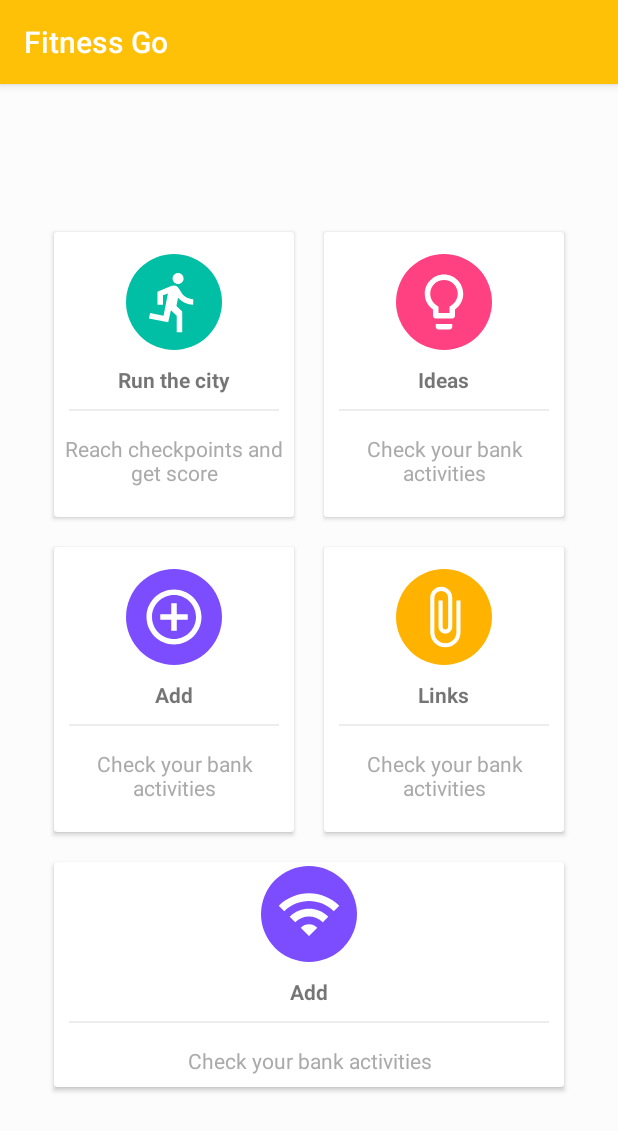
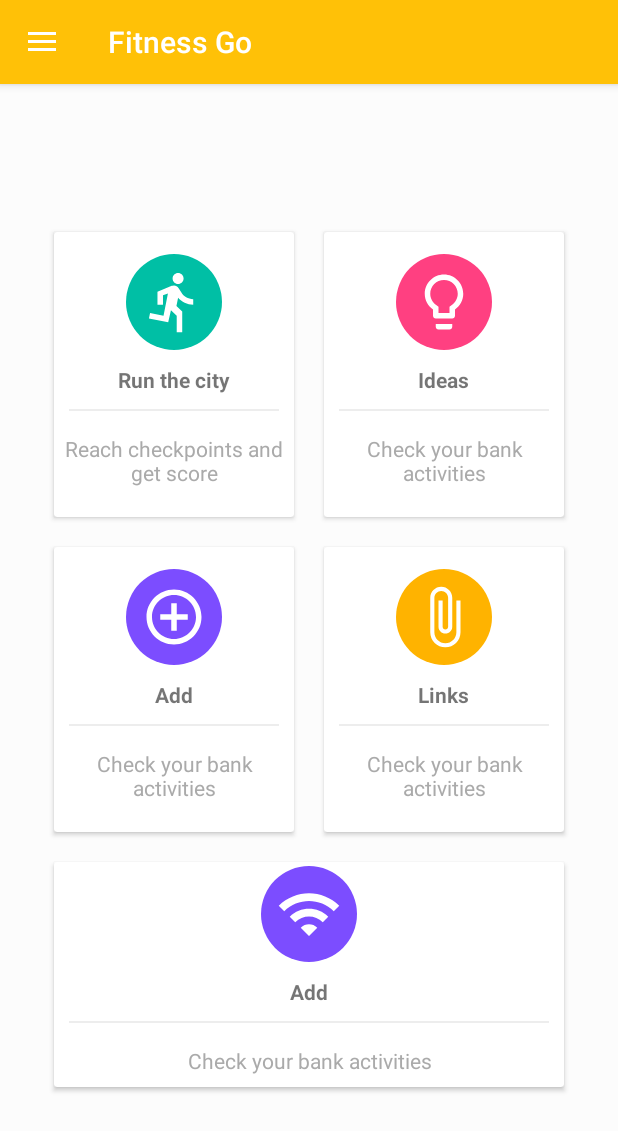
Before and after one commit to molnarjozsef/FitnessGo, an Android app: the screen it shows after launch (MainActivity), on a phone screen of 412 x 824 dp. Shown: the top 1131 px of the screen. Run offline under Robolectric (Android 15) with nearby library versions, the phone set to English and light mode, and no system bars.

Commit message:
Old Home was moved into a fragment The new mainactivity now has a navigation drawer The intent to mapactivity works

```diff
--- /dev/null
+++ b/app/src/main/java/com/jose/fitnessgo/ui/HomeFragment.kt
@@ -0,0 +1,31 @@
+package com.jose.fitnessgo.ui
+
+import android.content.Intent
+import android.os.Bundle
+import android.support.v4.app.Fragment
+import android.view.LayoutInflater
+import android.view.View
+import android.view.ViewGroup
+import com.jose.fitnessgo.R
+import kotlinx.android.synthetic.main.activity_home.*
+
+class HomeFragment : Fragment() {
+
+    override fun onCreateView(inflater: LayoutInflater, container: ViewGroup?, savedInstanceState: Bundle?): View? {
+
+        val v: View = inflater.inflate(R.layout.activity_home, container, false)
+
+        return v
+    }
+
+    override fun onStart() {
+        gameStart.setOnClickListener {
+            val intent = Intent(activity, MapsActivity::class.java)
+            startActivity(intent)
+        }
+        super.onStart()
+    }
+
+
+
+}
--- a/app/src/main/java/com/jose/fitnessgo/ui/MainActivity.kt
+++ b/app/src/main/java/com/jose/fitnessgo/ui/MainActivity.kt
@@ -8,23 +8,69 @@
 import android.os.Bundle
 import android.support.v4.app.ActivityCompat
 import android.support.v4.content.ContextCompat
+import android.support.v4.view.GravityCompat
+import android.support.v7.app.ActionBarDrawerToggle
 import android.support.v7.app.AlertDialog
 import android.support.v7.app.AppCompatActivity
 import android.support.v7.widget.Toolbar
 import android.util.Log
+import android.view.View
 import android.widget.Toast
 import com.google.android.gms.common.ConnectionResult
 import com.google.android.gms.common.GoogleApiAvailability
 import com.jose.fitnessgo.Constants.ERROR_DIALOG_REQUEST
 import com.jose.fitnessgo.Constants.PERMISSIONS_REQUEST_FINE_LOCATION
-import com.jose.fitnessgo.R
-import kotlinx.android.synthetic.main.activity_home.*
+import kotlinx.android.synthetic.main.activity_main.*
+
+
 
 class MainActivity : AppCompatActivity() {
 
 
     // Variables
     private val mLocationPermissionGranted = false
+
+    override fun onCreate(savedInstanceState: Bundle?) {
+        super.onCreate(savedInstanceState)
+        setContentView(com.jose.fitnessgo.R.layout.activity_main)
+        val toolbar = findViewById<Toolbar>(com.jose.fitnessgo.R.id.toolbar)
+        setSupportActionBar(toolbar)
+
+        val toggle = ActionBarDrawerToggle(this, drawer_layout, toolbar,
+                com.jose.fitnessgo.R.string.navigation_drawer_open, com.jose.fitnessgo.R.string.navigation_drawer_close)
+        drawer_layout.addDrawerListener(toggle)
+        toggle.syncState()
+
+        if (savedInstanceState == null) {
+            supportFragmentManager.beginTransaction().replace(com.jose.fitnessgo.R.id.fragment_container,
+                    HomeFragment()).commit()
+            //navigationView.setCheckedItem(com.jose.fitnessgo.R.id.nav_message)
+        }
+
+        fun onClick(v: View){
+            val intent = Intent(this, MapsActivity::class.java)
+            startActivity(intent)
+        }
+
+        /*
+        bankcardId.setOnClickListener {
+            val intent = Intent(this, MapsActivity::class.java)
+            startActivity(intent)
+        }
+        */
+
+
+
+
+    }
+
+    override fun onBackPressed(){
+        if(drawer_layout.isDrawerOpen(GravityCompat.START)){
+            drawer_layout.closeDrawer(GravityCompat.START)
+        }else{
+            super.onBackPressed()
+        }
+    }
 
 
     /**
@@ -69,35 +115,14 @@
         }
 
 
-    override fun onCreate(savedInstanceState: Bundle?) {
-        super.onCreate(savedInstanceState)
-        setContentView(R.layout.activity_home)
-        val toolbar = findViewById<Toolbar>(R.id.toolbar)
-        setSupportActionBar(toolbar)
-
-        bankcardId.setOnClickListener {
-            val intent = Intent(this@MainActivity, MapsActivity::class.java)
-            startActivity(intent)
-        }
-
-        /*
-        val layoutManager = LinearLayoutManager(this)
-        layoutManager.orientation = LinearLayoutManager.VERTICAL
-        recyclerView.layoutManager = layoutManager
-
-        val adapter = MenuItemAdapter(this, Supplier.menuItems)
-        recyclerView.adapter = adapter
-        */
-
-
-    }
 
     override fun onResume() {
         super.onResume()
-
+/*
         isServicesOK
         isMapsEnabled
         checkRequestLocationPermission()
+  */
     }
 
     /**
--- a/app/src/main/res/layout/activity_home.xml
+++ b/app/src/main/res/layout/activity_home.xml
@@ -1,177 +1,181 @@
 <?xml version="1.0" encoding="utf-8"?>
+
+
+<LinearLayout xmlns:android="http://schemas.android.com/apk/res/android"
+    xmlns:app="http://schemas.android.com/apk/res-auto"
+    xmlns:tools="http://schemas.android.com/tools"
+    android:layout_width="match_parent"
+    android:layout_height="match_parent"
+    android:orientation="vertical">
 
 
 
     <LinearLayout
-xmlns:android="http://schemas.android.com/apk/res/android"
-xmlns:app="http://schemas.android.com/apk/res-auto"
-xmlns:tools="http://schemas.android.com/tools"
+        android:id="@+id/ll"
+        android:layout_width="match_parent"
         android:layout_height="match_parent"
-    android:layout_width="match_parent"
-    android:orientation="vertical"    >
+        android:background="#fcfcfc"
+        android:gravity="center"
+        android:orientation="vertical"
+        android:padding="10dp">
 
-<android.support.design.widget.AppBarLayout
+
+        <LinearLayout
             android:layout_width="match_parent"
             android:layout_height="wrap_content"
-    android:theme="@style/AppTheme.AppBarOverlay">
+            android:clipToPadding="false"
+            android:gravity="center"
+            android:orientation="horizontal">
 
-    <android.support.v7.widget.Toolbar
-        android:id="@+id/toolbar"
-        android:layout_width="match_parent"
-        android:layout_height="?attr/actionBarSize"
-        android:background="?attr/colorPrimary"
-        app:popupTheme="@style/AppTheme.PopupOverlay" />
-
-</android.support.design.widget.AppBarLayout>
+            <android.support.v7.widget.CardView
+                android:id="@+id/gameStart"
+                android:onClick="onClick"
+                android:layout_width="160dp"
+                android:layout_height="190dp"
+                android:layout_margin="10dp"
+                android:clickable="true"
+                android:foreground="?android:attr/selectableItemBackground">
 
                 <LinearLayout
                     android:layout_width="match_parent"
                     android:layout_height="match_parent"
-    android:orientation="vertical"
-    android:padding="10dp"
-    android:background="#fcfcfc"
                     android:gravity="center"
-    android:id="@+id/ll">
+                    android:orientation="vertical">
 
-
-
-
-
-    <LinearLayout
-        android:clipToPadding="false"
-        android:gravity="center"
-        android:orientation="horizontal"
-        android:layout_width="match_parent"
-        android:layout_height="wrap_content">
-        <android.support.v7.widget.CardView
-            android:foreground="?android:attr/selectableItemBackground"
-            android:clickable="true"
-            android:id="@+id/bankcardId"
-            android:layout_width="160dp"
-            android:layout_height="190dp"
-            android:layout_margin="10dp">
-            <LinearLayout
-                android:layout_width="match_parent"
-                android:layout_height="match_parent"
-                android:orientation="vertical"
-                android:gravity="center">
                     <ImageView
                         android:layout_width="64dp"
                         android:layout_height="64dp"
                         android:background="@drawable/cerclebackgroundgreen"
-                    android:src="@drawable/ic_directions_run_black_24dp"
-                    android:padding="10dp"/>
+                        android:padding="10dp"
+                        android:src="@drawable/ic_directions_run_black_24dp" />
+
                     <TextView
                         android:layout_width="wrap_content"
                         android:layout_height="wrap_content"
-                    android:textStyle="bold"
                         android:layout_marginTop="10dp"
-                    android:text="Run the city"/>
+                        android:text="Run the city"
+                        android:textStyle="bold" />
+
                     <View
                         android:layout_width="match_parent"
                         android:layout_height="1dp"
-                    android:background="@color/lightgray"
-                    android:layout_margin="10dp"/>
+                        android:layout_margin="10dp"
+                        android:background="@color/lightgray" />
+
                     <TextView
                         android:layout_width="wrap_content"
                         android:layout_height="wrap_content"
                         android:gravity="center"
+                        android:padding="5dp"
                         android:text="Reach checkpoints and get score"
-                    android:padding="5dp"
-                    android:textColor="@android:color/darker_gray"/>
+                        android:textColor="@android:color/darker_gray" />
 
                 </LinearLayout>
             </android.support.v7.widget.CardView>
+
             <android.support.v7.widget.CardView
-            android:foreground="?android:attr/selectableItemBackground"
-            android:clickable="true"
                 android:layout_width="160dp"
                 android:layout_height="190dp"
-            android:layout_margin="10dp">
+                android:layout_margin="10dp"
+                android:clickable="true"
+                android:foreground="?android:attr/selectableItemBackground">
+
                 <LinearLayout
                     android:layout_width="match_parent"
                     android:layout_height="match_parent"
-                android:orientation="vertical"
-                android:gravity="center">
+                    android:gravity="center"
+                    android:orientation="vertical">
+
                     <ImageView
                         android:layout_width="64dp"
                         android:layout_height="64dp"
                         android:background="@drawable/cerclebackgroundpink"
-                    android:src="@drawable/ic_lightbulb_outline_black_24dp"
-                    android:padding="10dp"/>
+                        android:padding="10dp"
+                        android:src="@drawable/ic_lightbulb_outline_black_24dp" />
+
                     <TextView
                         android:layout_width="wrap_content"
                         android:layout_height="wrap_content"
-                    android:textStyle="bold"
                         android:layout_marginTop="10dp"
-                    android:text="Ideas"/>
+                        android:text="Ideas"
+                        android:textStyle="bold" />
+
                     <View
                         android:layout_width="match_parent"
                         android:layout_height="1dp"
-                    android:background="@color/lightgray"
-                    android:layout_margin="10dp"/>
+                        android:layout_margin="10dp"
+                        android:background="@color/lightgray" />
+
                     <TextView
                         android:layout_width="wrap_content"
                         android:layout_height="wrap_content"
                         android:gravity="center"
+                        android:padding="5dp"
                         android:text="Check your bank activities"
-                    android:padding="5dp"
-                    android:textColor="@android:color/darker_gray"/>
+                        android:textColor="@android:color/darker_gray" />
 
                 </LinearLayout>
             </android.support.v7.widget.CardView>
 
         </LinearLayout>
+
         <LinearLayout
+            android:layout_width="match_parent"
+            android:layout_height="wrap_content"
             android:clipToPadding="false"
             android:gravity="center"
-        android:orientation="horizontal"
-        android:layout_width="match_parent"
-        android:layout_height="wrap_content">
+            android:orientation="horizontal">
+
             <android.support.v7.widget.CardView
-            android:foreground="?android:attr/selectableItemBackground"
-            android:clickable="true"
                 android:layout_width="160dp"
                 android:layout_height="190dp"
-            android:layout_margin="10dp">
+                android:layout_margin="10dp"
+                android:clickable="true"
+                android:foreground="?android:attr/selectableItemBackground">
+
                 <LinearLayout
                     android:layout_width="match_parent"
                     android:layout_height="match_parent"
-                android:orientation="vertical"
-                android:gravity="center">
+                    android:gravity="center"
+                    android:orientation="vertical">
+
                     <ImageView
                         android:layout_width="64dp"
                         android:layout_height="64dp"
                         android:background="@drawable/cerclebackgroundpurple"
-                    android:src="@drawable/ic_control_point_black_24dp"
-                    android:padding="10dp"/>
+                        android:padding="10dp"
+                        android:src="@drawable/ic_control_point_black_24dp" />
+
                     <TextView
                         android:layout_width="wrap_content"
                         android:layout_height="wrap_content"
-                    android:textStyle="bold"
                         android:layout_marginTop="10dp"
-                    android:text="Add"/>
+                        android:text="Add"
+                        android:textStyle="bold" />
+
                     <View
                         android:layout_width="match_parent"
                         android:layout_height="1dp"
-                    android:background="@color/lightgray"
-                    android:layout_margin="10dp"/>
+                        android:layout_margin="10dp"
+                        android:background="@color/lightgray" />
+
                     <TextView
                         android:layout_width="wrap_content"
                         android:layout_height="wrap_content"
                         android:gravity="center"
+                        android:padding="5dp"
                         android:text="Check your bank activities"
-                    android:padding="5dp"
-                    android:textColor="@android:color/darker_gray"/>
+                        android:textColor="@android:color/darker_gray" />
 
                 </LinearLayout>
             </android.support.v7.widget.CardView>
+
             <android.support.v7.widget.CardView
-            android:foreground="?android:attr/selectableItemBackground"
-            android:clickable="true"
                 android:layout_width="160dp"
                 android:layout_height="190dp"
-            android:layout_margin="10dp">
+                android:layout_margin="10dp"
+                android:clickable="true"
+                android:foreground="?android:attr/selectableItemBackground">
 
                 <LinearLayout
                     android:layout_width="match_parent"
@@ -211,48 +215,55 @@
             </android.support.v7.widget.CardView>
 
         </LinearLayout>
+
         <LinearLayout
+            android:layout_width="match_parent"
+            android:layout_height="wrap_content"
             android:clipToPadding="false"
             android:gravity="center"
-        android:orientation="horizontal"
-        android:layout_width="match_parent"
-        android:layout_height="wrap_content">
+            android:orientation="horizontal">
+
             <android.support.v7.widget.CardView
-            android:foreground="?android:attr/selectableItemBackground"
-            android:clickable="true"
                 android:layout_width="340dp"
                 android:layout_height="150dp"
-            android:layout_margin="10dp">
+                android:layout_margin="10dp"
+                android:clickable="true"
+                android:foreground="?android:attr/selectableItemBackground">
+
                 <LinearLayout
 
                     android:layout_width="match_parent"
                     android:layout_height="match_parent"
-                android:orientation="vertical"
-                android:gravity="center">
+                    android:gravity="center"
+                    android:orientation="vertical">
+
                     <ImageView
                         android:layout_width="64dp"
                         android:layout_height="64dp"
                         android:background="@drawable/cerclebackgroundpurple"
-                    android:src="@drawable/ic_wifi_black_24dp"
-                    android:padding="10dp"/>
+                        android:padding="10dp"
+                        android:src="@drawable/ic_wifi_black_24dp" />
+
                     <TextView
                         android:layout_width="wrap_content"
                         android:layout_height="wrap_content"
-                    android:textStyle="bold"
                         android:layout_marginTop="10dp"
-                    android:text="Add"/>
+                        android:text="Add"
+                        android:textStyle="bold" />
+
                     <View
                         android:layout_width="match_parent"
                         android:layout_height="1dp"
-                    android:background="@color/lightgray"
-                    android:layout_margin="10dp"/>
+                        android:layout_margin="10dp"
+                        android:background="@color/lightgray" />
+
                     <TextView
                         android:layout_width="wrap_content"
                         android:layout_height="wrap_content"
                         android:gravity="center"
+                        android:padding="5dp"
                         android:text="Check your bank activities"
-                    android:padding="5dp"
-                    android:textColor="@android:color/darker_gray"/>
+                        android:textColor="@android:color/darker_gray" />
 
                 </LinearLayout>
             </android.support.v7.widget.CardView>
@@ -261,4 +272,12 @@
         </LinearLayout>
     </LinearLayout>
 
+
+    <android.support.design.widget.NavigationView
+        android:layout_width="wrap_content"
+        android:layout_height="match_parent"
+        app:menu="@menu/drawer_menu">
+
+    </android.support.design.widget.NavigationView>
+
 </LinearLayout>
--- a/app/src/main/res/layout/activity_main.xml
+++ b/app/src/main/res/layout/activity_main.xml
@@ -1,34 +1,41 @@
 <?xml version="1.0" encoding="utf-8"?>
-<android.support.design.widget.CoordinatorLayout xmlns:android="http://schemas.android.com/apk/res/android"
+<android.support.v4.widget.DrawerLayout xmlns:android="http://schemas.android.com/apk/res/android"
     xmlns:app="http://schemas.android.com/apk/res-auto"
     xmlns:tools="http://schemas.android.com/tools"
+    android:id="@+id/drawer_layout"
     android:layout_width="match_parent"
     android:layout_height="match_parent"
-    tools:context=".ui.MainActivity">
+    android:fitsSystemWindows="true"
+    tools:context="com.jose.fitnessgo.ui.MainActivity"
+    tools:openDrawer="start">
 
-    <android.support.design.widget.AppBarLayout
+    <LinearLayout
         android:layout_width="match_parent"
-        android:layout_height="wrap_content"
-        android:theme="@style/AppTheme.AppBarOverlay">
+        android:layout_height="match_parent"
+        android:orientation="vertical">
 
         <android.support.v7.widget.Toolbar
             android:id="@+id/toolbar"
             android:layout_width="match_parent"
             android:layout_height="?attr/actionBarSize"
-            android:background="?attr/colorPrimary"
-            app:popupTheme="@style/AppTheme.PopupOverlay" />
+            android:background="@color/colorPrimary"
+            android:elevation="4dp"
+            android:theme="@style/ThemeOverlay.AppCompat.Dark.ActionBar"
+            app:popupTheme="@style/ThemeOverlay.AppCompat.Light" />
 
-    </android.support.design.widget.AppBarLayout>
+        <FrameLayout
+            android:id="@+id/fragment_container"
+            android:layout_width="match_parent"
+            android:layout_height="match_parent" />
 
-    <include layout="@layout/content_main" />
+    </LinearLayout>
 
-    <android.support.design.widget.FloatingActionButton
-        android:id="@+id/fabMap"
+    <android.support.design.widget.NavigationView
+        android:id="@+id/nav_view"
         android:layout_width="wrap_content"
-        android:layout_height="wrap_content"
-        android:layout_gravity="bottom|end"
-        android:layout_margin="@dimen/fab_margin"
-        app:backgroundTint="@color/colorAccent"
-        app:srcCompat="@android:drawable/ic_dialog_map" />
+        android:layout_height="match_parent"
+        android:layout_gravity="start"
+        app:headerLayout="@layout/nav_header"
+        app:menu="@menu/drawer_menu" />
 
-</android.support.design.widget.CoordinatorLayout>
+</android.support.v4.widget.DrawerLayout>
--- a/app/src/main/res/layout/content_main.xml
+++ b/app/src/main/res/layout/content_main.xml
@@ -6,11 +6,7 @@
     android:layout_height="match_parent"
     app:layout_behavior="@string/appbar_scrolling_view_behavior"
     tools:context=".ui.MainActivity"
-    tools:showIn="@layout/activity_main">
+    tools:showIn="@layout/activity_main_old">
 
-    <android.support.v7.widget.CardView
-    android:id="@+id/cvHighScores"
-    android:layout_width="match_parent"
-    android:layout_height="match_parent"></android.support.v7.widget.CardView>
 
 </android.support.constraint.ConstraintLayout>
--- /dev/null
+++ b/app/src/main/res/menu/drawer_menu.xml
@@ -0,0 +1,34 @@
+<?xml version="1.0" encoding="utf-8"?>
+<menu xmlns:android="http://schemas.android.com/apk/res/android"
+    xmlns:tools="http://schemas.android.com/tools"
+    tools:showIn="navigation_view">
+
+    <group android:checkableBehavior="single">
+        <item
+            android:id="@+id/nav_message"
+            android:icon="@drawable/ic_directions_run_black_24dp"
+            android:title="Message" />
+        <item
+            android:id="@+id/nav_chat"
+            android:icon="@drawable/ic_attach_file_black_24dp"
+            android:title="Chat" />
+        <item
+            android:id="@+id/nav_profile"
+            android:icon="@drawable/ic_control_point_black_24dp"
+            android:title="Profile" />
+    </group>
+
+    <item android:title="Communicate">
+        <menu>
+            <item
+                android:id="@+id/nav_share"
+                android:icon="@drawable/ic_attach_money_black_24dp"
+                android:title="Share" />
+            <item
+                android:id="@+id/nav_send"
+                android:icon="@drawable/ic_lightbulb_outline_black_24dp"
+                android:title="Send" />
+        </menu>
+    </item>
+
+</menu>
--- a/app/src/main/res/values/strings.xml
+++ b/app/src/main/res/values/strings.xml
@@ -9,6 +9,8 @@
 
     <!-- TODO: Remove or change this placeholder text -->
     <string name="hello_blank_fragment">Hello blank fragment</string>
+
+
     <string name="not_close_enough">Not close enough.</string>
     <string name="_meters_still_to_go">meters still to go!</string>
     <string name="meters_from_start_pos">meters away from the start</string>
@@ -20,4 +22,8 @@
     <string name="_0_points">0 points</string>
     <string name="generate_new_target_btn">New target</string>
     <string name="claim_points_btn">Claim points</string>
+
+
+    <string name="navigation_drawer_open">Open navigation drawer</string>
+    <string name="navigation_drawer_close">Close navigation drawer</string>
 </resources>
--- a/app/src/main/res/values/styles.xml
+++ b/app/src/main/res/values/styles.xml
@@ -7,6 +7,7 @@
         <item name="colorPrimaryDark">@color/colorPrimaryDark</item>
         <item name="colorAccent">@color/colorAccent</item>
     </style>
+
 
     <style name="FullscreenTheme" parent="AppTheme">
         <item name="android:actionBarStyle">@style/FullscreenActionBarStyle</item>
@@ -23,6 +24,7 @@
     <style name="AppTheme.NoActionBar">
         <item name="windowActionBar">false</item>
         <item name="windowNoTitle">true</item>
+        <item name="android:statusBarColor">@android:color/transparent</item>
     </style>
 
     <style name="AppTheme.AppBarOverlay" parent="ThemeOverlay.AppCompat.Dark.ActionBar" />
```
Also changed, not shown: app/src/main/res/layout-land/activity_maps.xml (added, +62 -0 lines), app/src/main/res/layout/activity_main_old.xml (added, +34 -0 lines), app/src/main/res/layout/nav_header.xml (added, +28 -0 lines). Lines whose indentation alone changed are shown as unchanged.
